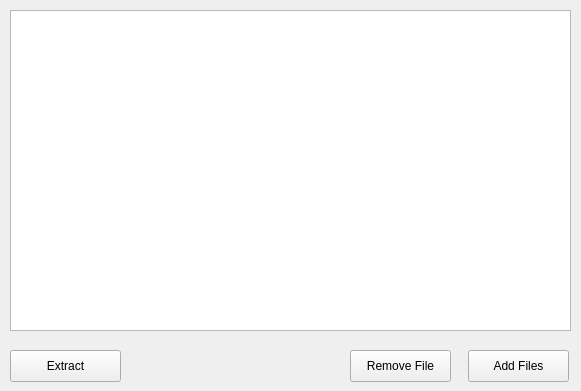
First picture: the form in src/asammdf/arloo/ui/multifile_widget.ui, repository hayarobi/asammdf, before the edit.
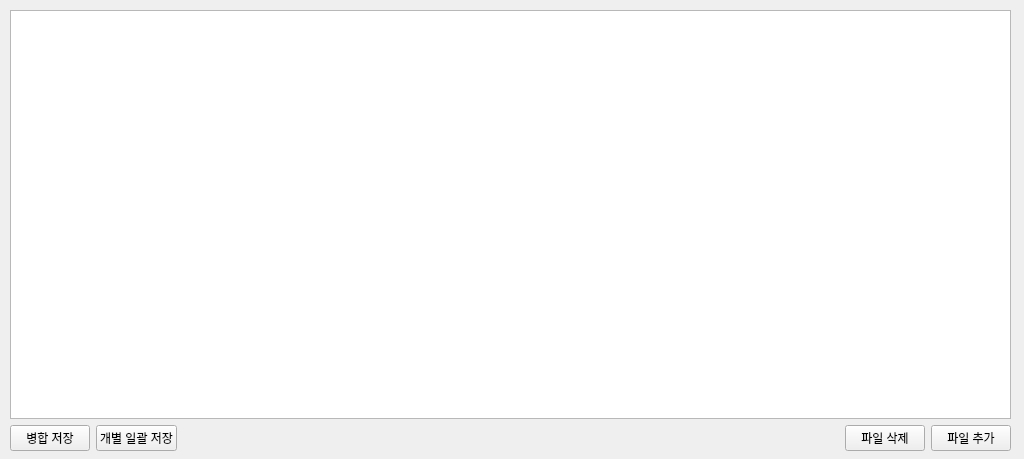
Second picture: the form after the edit.

```diff
--- a/src/asammdf/arloo/ui/multifile_widget.ui
+++ b/src/asammdf/arloo/ui/multifile_widget.ui
@@ -6,10 +6,16 @@
    <rect>
     <x>0</x>
     <y>0</y>
-    <width>581</width>
-    <height>391</height>
+    <width>1024</width>
+    <height>459</height>
    </rect>
   </property>
+  <property name="minimumSize">
+   <size>
+    <width>1024</width>
+    <height>0</height>
+   </size>
+  </property>
   <property name="windowTitle">
    <string>MDFFiles</string>
   </property>
@@ -18,66 +24,72 @@
     <rect>
      <x>10</x>
      <y>10</y>
-     <width>561</width>
-     <height>321</height>
+     <width>1001</width>
+     <height>441</height>
     </rect>
    </property>
    <layout class="QVBoxLayout" name="verticalLayout">
     <item>
-     <widget class="QListView" name="mdfListView"/>
+     <widget class="QTableView" name="mdfListView"/>
     </item>
     <item>
-     <layout class="QHBoxLayout" name="horizontalLayout"/>
-    </item>
-   </layout>
-  </widget>
-  <widget class="QPushButton" name="extractButton">
-   <property name="geometry">
-    <rect>
-     <x>10</x>
-     <y>350</y>
-     <width>111</width>
-     <height>32</height>
-    </rect>
-   </property>
+     <layout class="QHBoxLayout" name="horizontalLayout_2">
+      <item>
+       <widget class="QPushButton" name="mergeSaveButton">
    <property name="text">
-    <string>Extract</string>
+         <string>병합 저장</string>
    </property>
    <property name="autoDefault">
     <bool>true</bool>
    </property>
   </widget>
-  <widget class="QPushButton" name="addButton">
-   <property name="geometry">
-    <rect>
-     <x>468</x>
-     <y>350</y>
-     <width>101</width>
-     <height>32</height>
-    </rect>
-   </property>
+      </item>
+      <item>
+       <widget class="QPushButton" name="batchConvertButton">
    <property name="text">
-    <string>Add Files</string>
+         <string>개별 일괄 저장</string>
    </property>
    <property name="autoDefault">
     <bool>true</bool>
    </property>
   </widget>
+      </item>
+      <item>
+       <spacer name="horizontalSpacer">
+        <property name="orientation">
+         <enum>Qt::Horizontal</enum>
+        </property>
+        <property name="sizeHint" stdset="0">
+         <size>
+          <width>40</width>
+          <height>20</height>
+         </size>
+        </property>
+       </spacer>
+      </item>
+      <item>
   <widget class="QPushButton" name="removeButton">
-   <property name="geometry">
-    <rect>
-     <x>350</x>
-     <y>350</y>
-     <width>101</width>
-     <height>32</height>
-    </rect>
-   </property>
+        <property name="text">
+         <string>파일 삭제</string>
+        </property>
+        <property name="autoDefault">
+         <bool>true</bool>
+        </property>
+       </widget>
+      </item>
+      <item>
+       <widget class="QPushButton" name="addButton">
    <property name="text">
-    <string>Remove File</string>
+         <string>파일 추가</string>
    </property>
    <property name="autoDefault">
     <bool>true</bool>
    </property>
+       </widget>
+      </item>
+     </layout>
+    </item>
+   </layout>
   </widget>
  </widget>
  <resources/>
```
Lines whose indentation alone changed are shown as unchanged.
